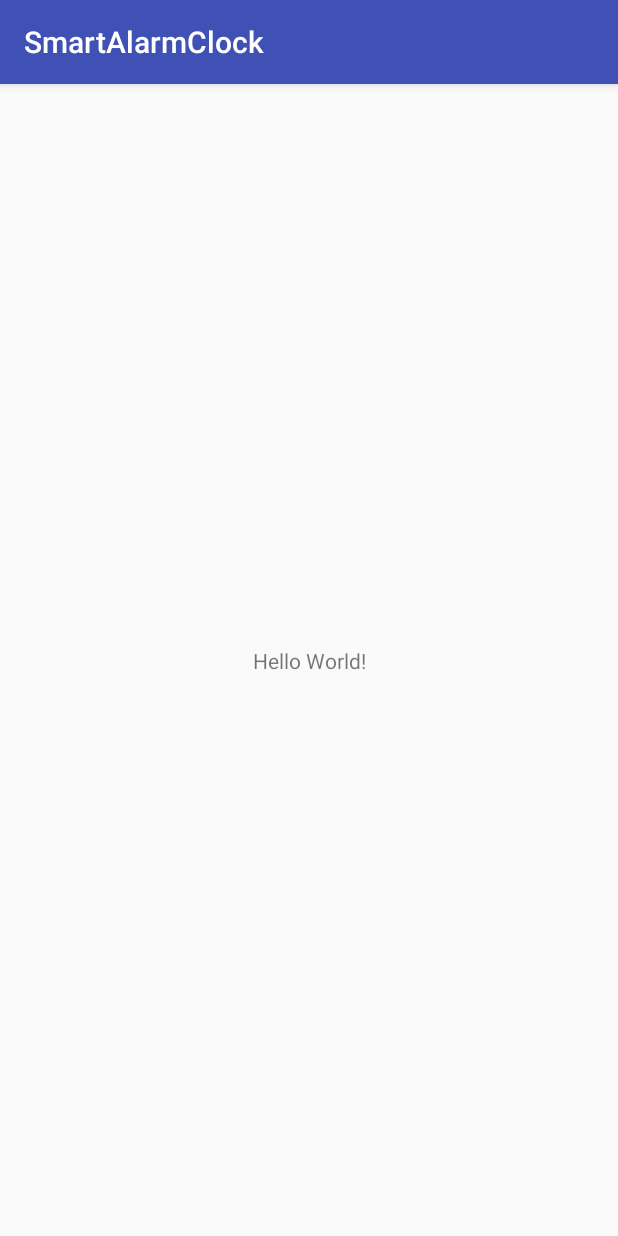
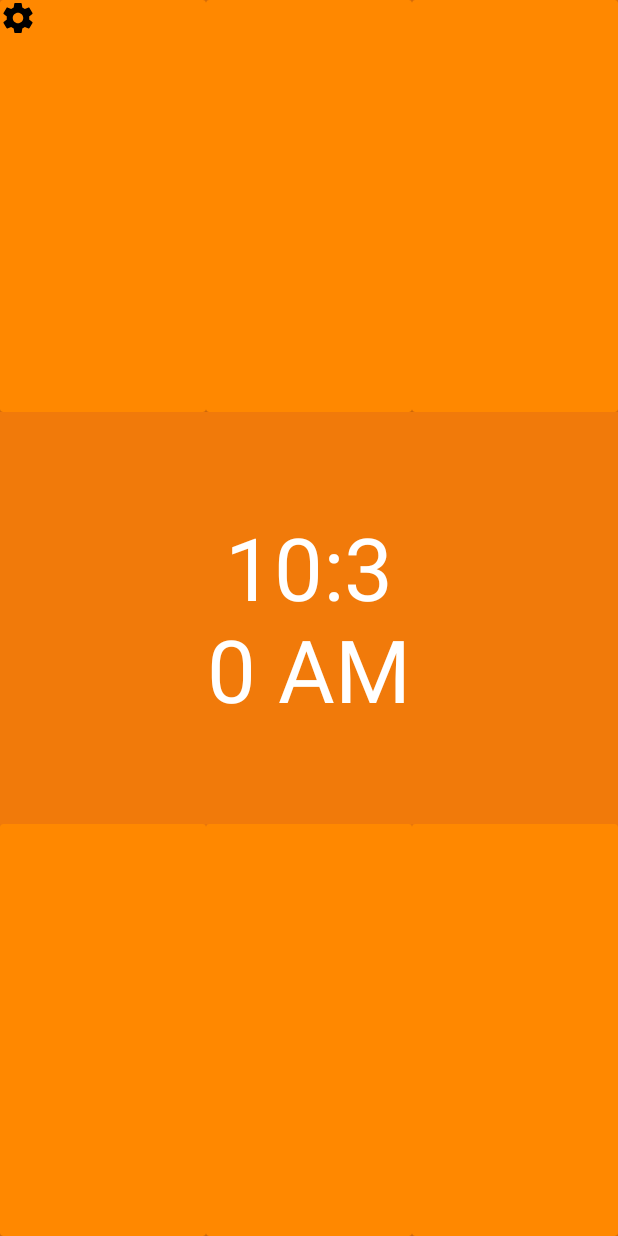
Before and after one commit to VincentMazet/SmartAlarmClock, an Android app: the screen it shows after launch (MainActivity), on a phone screen of 412 x 824 dp. Run offline under Robolectric (Android 15) with nearby library versions, the phone set to English and light mode, and no system bars.

Commit message:
layout clock

```diff
--- a/app/build.gradle
+++ b/app/build.gradle
@@ -27,4 +27,5 @@ dependencies {
     compile 'com.android.support:appcompat-v7:25.3.1'
     compile 'com.android.support.constraint:constraint-layout:1.0.2'
     testCompile 'junit:junit:4.12'
+    compile 'com.android.support:cardview-v7:25.3.1'
 }
--- a/app/src/main/AndroidManifest.xml
+++ b/app/src/main/AndroidManifest.xml
@@ -8,7 +8,8 @@
         android:label="@string/app_name"
         android:roundIcon="@mipmap/ic_launcher_round"
         android:supportsRtl="true"
-        android:theme="@style/AppTheme">
+        android:theme="@android:style/Theme.NoTitleBar.Fullscreen"
+        android:screenOrientation="landscape">
         <activity android:name=".MainActivity">
             <intent-filter>
                 <action android:name="android.intent.action.MAIN" />
--- a/app/src/main/java/fr/vincentmazet/smartalarmclock/MainActivity.java
+++ b/app/src/main/java/fr/vincentmazet/smartalarmclock/MainActivity.java
@@ -1,9 +1,9 @@
 package fr.vincentmazet.smartalarmclock;
 
-import android.support.v7.app.AppCompatActivity;
+import android.app.Activity;
 import android.os.Bundle;
 
-public class MainActivity extends AppCompatActivity {
+public class MainActivity extends Activity {
 
     @Override
     protected void onCreate(Bundle savedInstanceState) {
--- /dev/null
+++ b/app/src/main/res/drawable/ic_settings_black.xml
@@ -0,0 +1,9 @@
+<vector xmlns:android="http://schemas.android.com/apk/res/android"
+        android:width="24dp"
+        android:height="24dp"
+        android:viewportWidth="24.0"
+        android:viewportHeight="24.0">
+    <path
+        android:fillColor="#FF000000"
+        android:pathData="M19.43,12.98c0.04,-0.32 0.07,-0.64 0.07,-0.98s-0.03,-0.66 -0.07,-0.98l2.11,-1.65c0.19,-0.15 0.24,-0.42 0.12,-0.64l-2,-3.46c-0.12,-0.22 -0.39,-0.3 -0.61,-0.22l-2.49,1c-0.52,-0.4 -1.08,-0.73 -1.69,-0.98l-0.38,-2.65C14.46,2.18 14.25,2 14,2h-4c-0.25,0 -0.46,0.18 -0.49,0.42l-0.38,2.65c-0.61,0.25 -1.17,0.59 -1.69,0.98l-2.49,-1c-0.23,-0.09 -0.49,0 -0.61,0.22l-2,3.46c-0.13,0.22 -0.07,0.49 0.12,0.64l2.11,1.65c-0.04,0.32 -0.07,0.65 -0.07,0.98s0.03,0.66 0.07,0.98l-2.11,1.65c-0.19,0.15 -0.24,0.42 -0.12,0.64l2,3.46c0.12,0.22 0.39,0.3 0.61,0.22l2.49,-1c0.52,0.4 1.08,0.73 1.69,0.98l0.38,2.65c0.03,0.24 0.24,0.42 0.49,0.42h4c0.25,0 0.46,-0.18 0.49,-0.42l0.38,-2.65c0.61,-0.25 1.17,-0.59 1.69,-0.98l2.49,1c0.23,0.09 0.49,0 0.61,-0.22l2,-3.46c0.12,-0.22 0.07,-0.49 -0.12,-0.64l-2.11,-1.65zM12,15.5c-1.93,0 -3.5,-1.57 -3.5,-3.5s1.57,-3.5 3.5,-3.5 3.5,1.57 3.5,3.5 -1.57,3.5 -3.5,3.5z"/>
+</vector>
--- a/app/src/main/res/layout/activity_main.xml
+++ b/app/src/main/res/layout/activity_main.xml
@@ -1,18 +1,107 @@
 <?xml version="1.0" encoding="utf-8"?>
-<android.support.constraint.ConstraintLayout xmlns:android="http://schemas.android.com/apk/res/android"
+<LinearLayout xmlns:android="http://schemas.android.com/apk/res/android"
     xmlns:app="http://schemas.android.com/apk/res-auto"
     xmlns:tools="http://schemas.android.com/tools"
     android:layout_width="match_parent"
     android:layout_height="match_parent"
+    android:background="?android:attr/colorMultiSelectHighlight"
+    android:orientation="vertical"
     tools:context="fr.vincentmazet.smartalarmclock.MainActivity">
 
-    <TextView
-        android:layout_width="wrap_content"
-        android:layout_height="wrap_content"
-        android:text="Hello World!"
-        app:layout_constraintBottom_toBottomOf="parent"
-        app:layout_constraintLeft_toLeftOf="parent"
-        app:layout_constraintRight_toRightOf="parent"
-        app:layout_constraintTop_toTopOf="parent" />
 
-</android.support.constraint.ConstraintLayout>
+    <LinearLayout
+        android:layout_width="match_parent"
+        android:layout_height="match_parent"
+        android:layout_weight="1"
+        android:orientation="horizontal">
+
+        <android.support.v7.widget.CardView
+            android:layout_width="match_parent"
+            android:layout_height="match_parent"
+            android:layout_weight="1"
+            app:cardBackgroundColor="@android:color/holo_orange_dark" >
+
+            <Button
+                android:id="@+id/button"
+                android:layout_width="wrap_content"
+                android:layout_height="wrap_content"
+                android:background="@drawable/ic_settings_black" />
+        </android.support.v7.widget.CardView>
+
+        <android.support.v7.widget.CardView
+            android:layout_width="match_parent"
+            android:layout_height="match_parent"
+            android:layout_weight="1"
+            app:cardBackgroundColor="@android:color/holo_orange_dark" />
+
+        <android.support.v7.widget.CardView
+            android:layout_width="match_parent"
+            android:layout_height="match_parent"
+            android:layout_weight="1"
+            app:cardBackgroundColor="@android:color/holo_orange_dark" />
+    </LinearLayout>
+
+    <LinearLayout
+        android:layout_width="match_parent"
+        android:layout_height="match_parent"
+        android:layout_weight="1"
+        android:orientation="horizontal">
+
+        <LinearLayout
+            android:layout_width="match_parent"
+            android:layout_height="match_parent"
+            android:layout_weight="1"
+            android:orientation="vertical"></LinearLayout>
+
+        <LinearLayout
+            android:layout_width="match_parent"
+            android:layout_height="match_parent"
+            android:layout_weight="1"
+            android:orientation="vertical">
+
+            <TextClock
+                android:id="@+id/textClock"
+                android:layout_width="match_parent"
+                android:layout_height="wrap_content"
+                android:layout_weight="1"
+                android:textAlignment="center"
+                android:textSize="58sp"
+                android:gravity="center"/>
+        </LinearLayout>
+
+        <LinearLayout
+            android:layout_width="match_parent"
+            android:layout_height="match_parent"
+            android:layout_weight="1"
+            android:orientation="vertical"></LinearLayout>
+
+    </LinearLayout>
+
+    <LinearLayout
+        android:layout_width="match_parent"
+        android:layout_height="match_parent"
+        android:layout_weight="1"
+        android:orientation="horizontal">
+
+        <android.support.v7.widget.CardView
+            android:layout_width="match_parent"
+            android:layout_height="match_parent"
+            android:layout_weight="1"
+            app:cardBackgroundColor="@android:color/holo_orange_dark" />
+
+        <android.support.v7.widget.CardView
+            android:layout_width="match_parent"
+            android:layout_height="match_parent"
+            android:layout_weight="1"
+            app:cardBackgroundColor="@android:color/holo_orange_dark" />
+
+        <android.support.v7.widget.CardView
+            android:layout_width="match_parent"
+            android:layout_height="match_parent"
+            android:layout_weight="1"
+            app:cardBackgroundColor="@android:color/holo_orange_dark" />
+
+    </LinearLayout>
+
+
+</LinearLayout>
```
Also changed, not shown: app/src/main/ic_settings-web.png (added).
